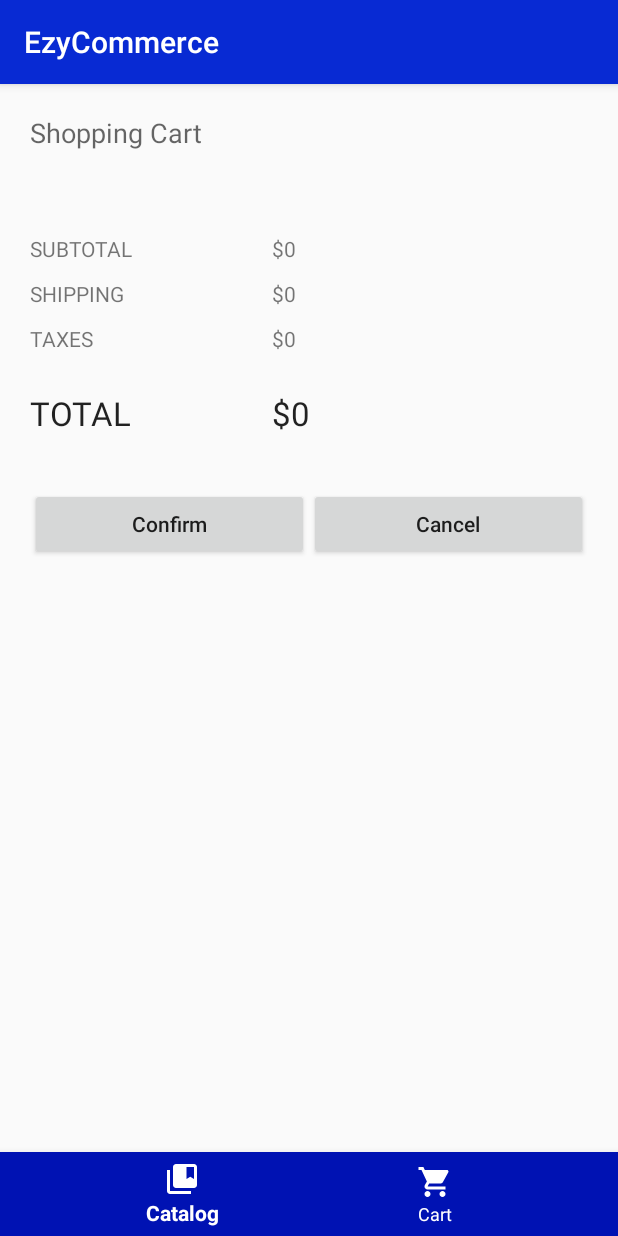
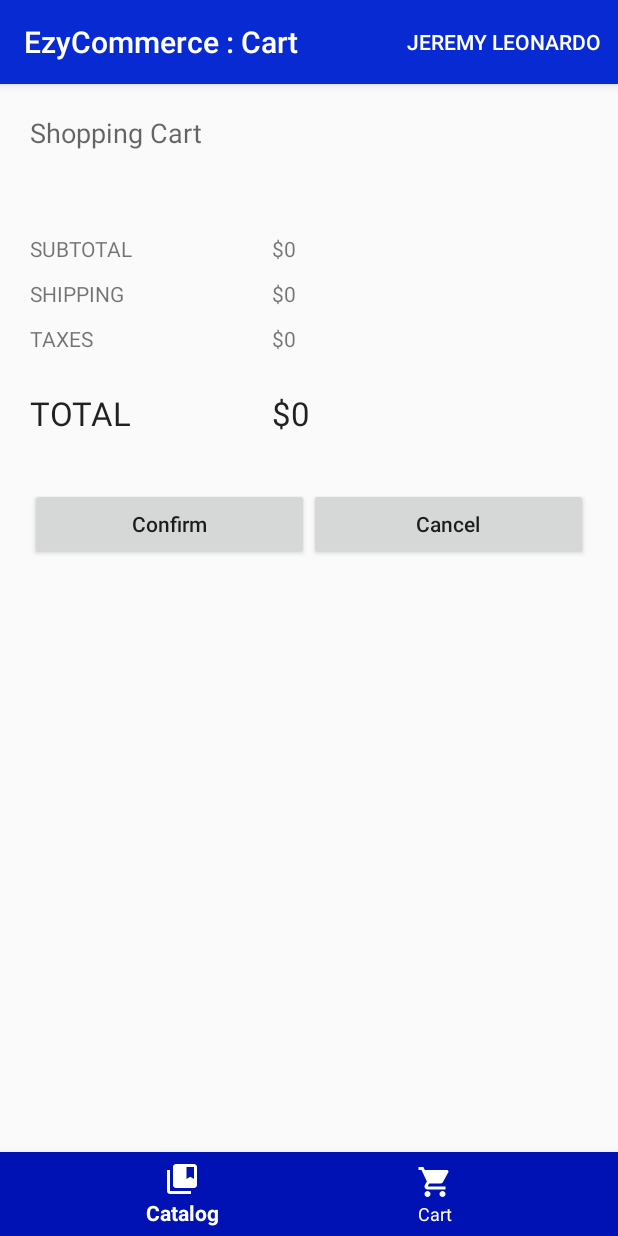
Before and after one commit to jeremyleonardo/EzyCommerce, an Android app: the screen it shows after launch (CartActivity), item 2 of the bottom bar chosen, on a phone screen of 412 x 824 dp. Run offline under Robolectric (Android 15) with nearby library versions, the phone set to English and light mode, and no system bars; pictures from the network do not load.

Commit message:
add name on toolbar

```diff
--- a/app/src/main/java/com/jeremyleonardo/ezycommerce/CartActivity.java
+++ b/app/src/main/java/com/jeremyleonardo/ezycommerce/CartActivity.java
@@ -8,6 +8,8 @@ import androidx.recyclerview.widget.RecyclerView;
 import android.content.Context;
 import android.content.Intent;
 import android.os.Bundle;
+import android.view.Menu;
+import android.view.MenuInflater;
 import android.view.MenuItem;
 import android.view.View;
 import android.widget.TextView;
@@ -37,6 +39,8 @@ public class CartActivity extends AppCompatActivity implements CartItemAdapter.A
     protected void onCreate(Bundle savedInstanceState) {
         super.onCreate(savedInstanceState);
         setContentView(R.layout.activity_cart);
+
+        getSupportActionBar().setTitle(getString(R.string.app_name) + " : Cart");
 
         BottomNavigationView navigation = (BottomNavigationView) findViewById(R.id.navigation);
         navigation.setOnNavigationItemSelectedListener(mOnNavigationItemSelectedListener);
@@ -130,4 +134,11 @@ public class CartActivity extends AppCompatActivity implements CartItemAdapter.A
         tvShipping.setText("$"+this.shipping.toString());
     }
 
+    @Override
+    public boolean onCreateOptionsMenu(Menu menu) {
+        MenuInflater inflater = getMenuInflater();
+        inflater.inflate(R.menu.toolbar, menu);
+        return true;
+    }
+
 }
--- a/app/src/main/java/com/jeremyleonardo/ezycommerce/MainActivity.java
+++ b/app/src/main/java/com/jeremyleonardo/ezycommerce/MainActivity.java
@@ -6,6 +6,8 @@ import androidx.fragment.app.FragmentManager;
 
 import android.content.Intent;
 import android.os.Bundle;
+import android.view.Menu;
+import android.view.MenuInflater;
 import android.view.MenuItem;
 
 import com.google.android.material.bottomnavigation.BottomNavigationView;
@@ -18,6 +20,9 @@ public class MainActivity extends AppCompatActivity implements BookListFragment.
     protected void onCreate(Bundle savedInstanceState) {
         super.onCreate(savedInstanceState);
         setContentView(R.layout.activity_main);
+
+        getSupportActionBar().setTitle(getString(R.string.app_name) + " : Catalog");
+
         fragmentManager = getSupportFragmentManager();
 
         BottomNavigationView navigation = (BottomNavigationView) findViewById(R.id.navigation);
@@ -60,4 +65,11 @@ public class MainActivity extends AppCompatActivity implements BookListFragment.
         }
 
     };
+
+    @Override
+    public boolean onCreateOptionsMenu(Menu menu) {
+        MenuInflater inflater = getMenuInflater();
+        inflater.inflate(R.menu.toolbar, menu);
+        return true;
+    }
 }
--- /dev/null
+++ b/app/src/main/res/menu/toolbar.xml
@@ -0,0 +1,9 @@
+<?xml version="1.0" encoding="utf-8"?>
+<menu xmlns:app="http://schemas.android.com/apk/res-auto"
+    xmlns:android="http://schemas.android.com/apk/res/android">
+    <item
+        android:orderInCategory="300"
+        android:title="@string/nama"
+        android:visible="true"
+        app:showAsAction="always" />
+</menu>
```
